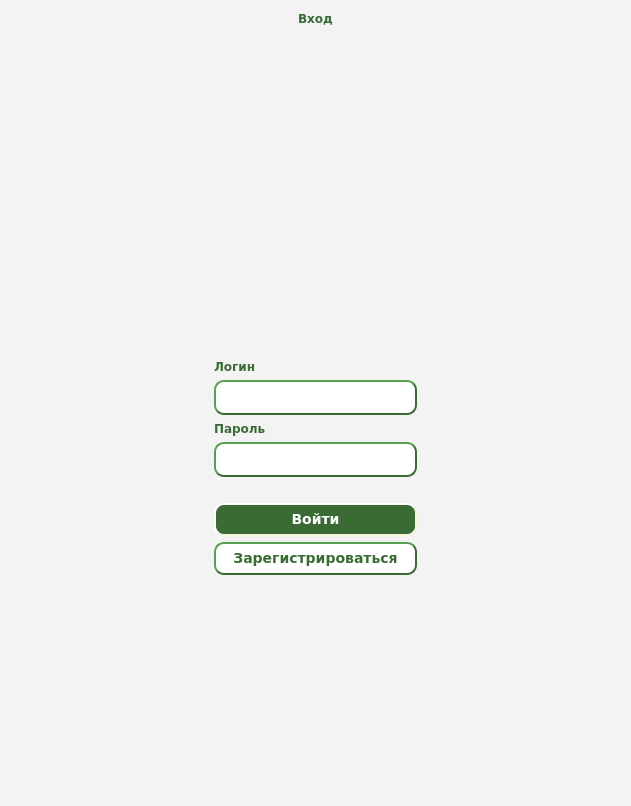
This is Client/entrywindow.ui in Elizaser/Messenger-Diplom as Qt 5 draws it before an edit. The edited form follows.
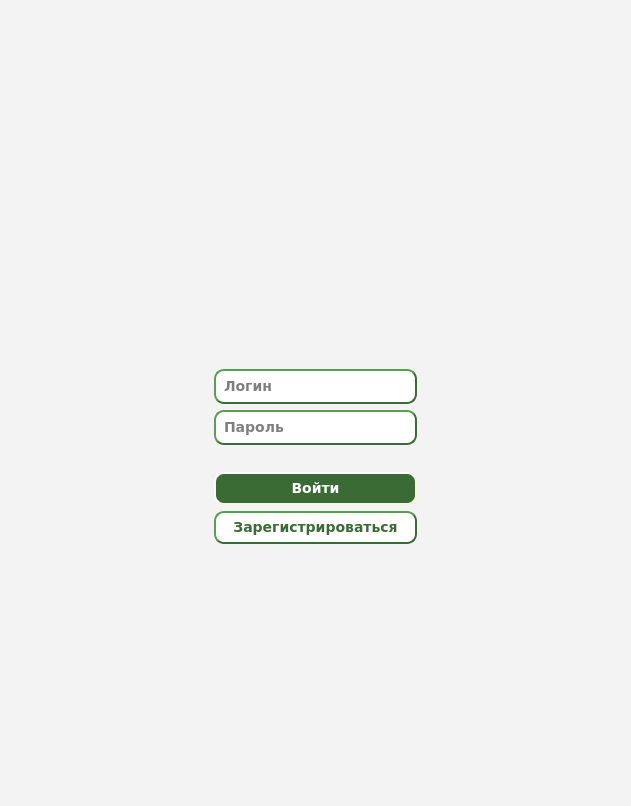
This is the edited form. Icons and pictures are not drawn.

Commit message: edit windows reg, main  and failserver. add Menu Edit Message for double click.  message = message(30simbols)\n message(30 simbols)

What changed in the file:
```diff
--- a/Client/entrywindow.ui
+++ b/Client/entrywindow.ui
@@ -263,16 +263,6 @@
    </item>
    <item>
     <layout class="QVBoxLayout" name="verticalLayout">
-     <item>
-      <widget class="QLabel" name="label">
-       <property name="text">
-        <string>Вход</string>
-       </property>
-       <property name="alignment">
-        <set>Qt::AlignCenter</set>
-       </property>
-      </widget>
-     </item>
      <item>
       <spacer name="verticalSpacer_3">
        <property name="orientation">
@@ -308,16 +298,6 @@
        </property>
       </widget>
      </item>
-     <item>
-      <widget class="QLabel" name="label_login">
-       <property name="text">
-        <string>Логин</string>
-       </property>
-       <property name="wordWrap">
-        <bool>false</bool>
-       </property>
-      </widget>
-     </item>
      <item>
       <widget class="QLineEdit" name="lineEdit_login">
        <property name="styleSheet">
@@ -329,12 +309,8 @@
      min-width: 10em;
      padding: 6px;</string>
        </property>
-      </widget>
-     </item>
-     <item>
-      <widget class="QLabel" name="label_password">
-       <property name="text">
-        <string>Пароль</string>
+       <property name="placeholderText">
+        <string>Логин</string>
        </property>
       </widget>
      </item>
@@ -349,18 +325,60 @@
      min-width: 10em;
      padding: 6px;</string>
        </property>
+       <property name="placeholderText">
+        <string>Пароль</string>
+       </property>
       </widget>
      </item>
      <item>
       <widget class="QLabel" name="label_error">
+       <property name="palette">
+        <palette>
+         <active>
+          <colorrole role="WindowText">
+           <brush brushstyle="SolidPattern">
+            <color alpha="255">
+             <red>204</red>
+             <green>0</green>
+             <blue>0</blue>
+            </color>
+           </brush>
+          </colorrole>
+         </active>
+         <inactive>
+          <colorrole role="WindowText">
+           <brush brushstyle="SolidPattern">
+            <color alpha="255">
+             <red>204</red>
+             <green>0</green>
+             <blue>0</blue>
+            </color>
+           </brush>
+          </colorrole>
+         </inactive>
+         <disabled>
+          <colorrole role="WindowText">
+           <brush brushstyle="SolidPattern">
+            <color alpha="255">
+             <red>190</red>
+             <green>190</green>
+             <blue>190</blue>
+            </color>
+           </brush>
+          </colorrole>
+         </disabled>
+        </palette>
+       </property>
+       <property name="font">
+        <font>
+         <pointsize>10</pointsize>
+        </font>
+       </property>
        <property name="text">
         <string/>
        </property>
-       <property name="textFormat">
-        <enum>Qt::AutoText</enum>
-       </property>
-       <property name="scaledContents">
-        <bool>true</bool>
+       <property name="alignment">
+        <set>Qt::AlignCenter</set>
        </property>
       </widget>
      </item>
```
Left out of the diff: 2 changed lines with no effect on the pictures. The commit also changes 22 other files.
